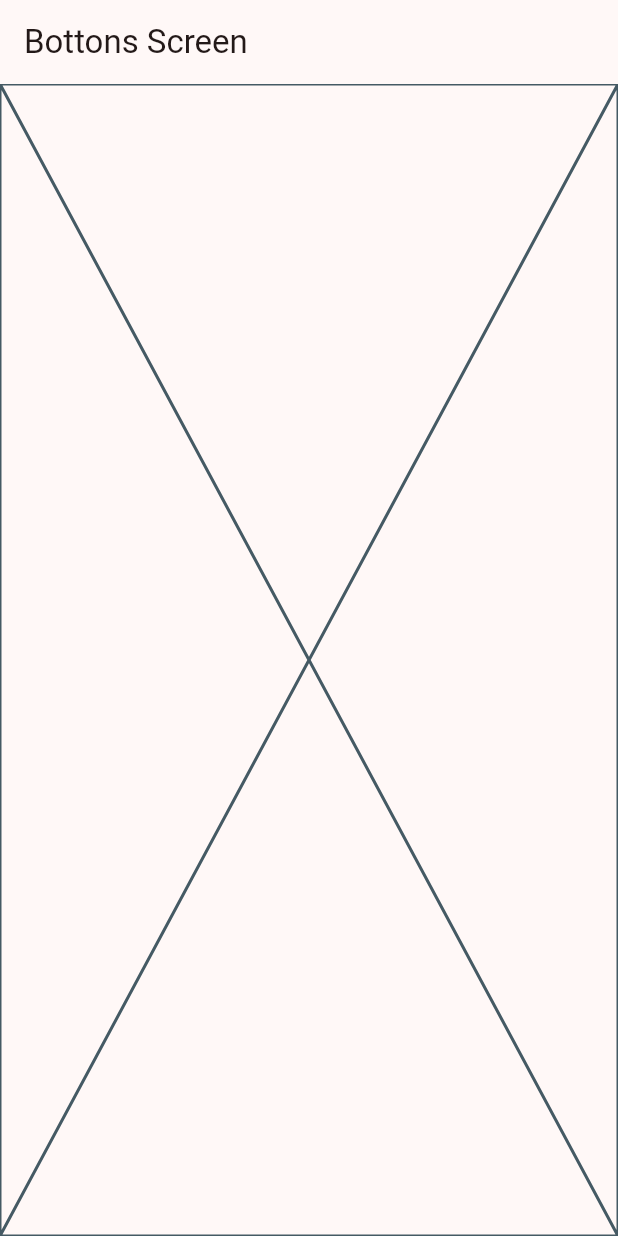
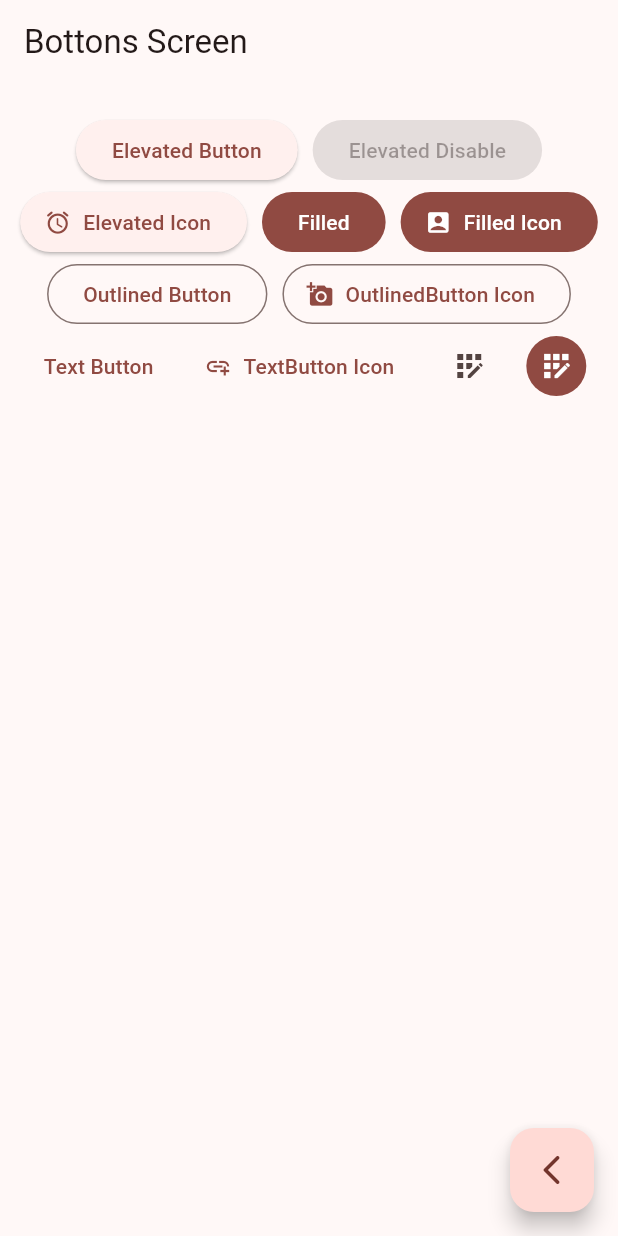
Before and after one commit to KevinNieto98/WidgetsApp, a Flutter app: the ButtonsScreen screen opened by its route, on a phone screen of 412 x 824 dp. Run offline on Flutter 3.47's test engine with Material 3 defaults, Android fonts, the phone set to English and light mode, and no system bars; our stand-ins replace go_router.

Commit message:
Botones en Flutter

```diff
--- a/lib/presentation/screens/buttons/buttons_screen.dart
+++ b/lib/presentation/screens/buttons/buttons_screen.dart
@@ -10,7 +10,89 @@ class ButtonsScreen extends StatelessWidget {
       appBar: AppBar(
         title: const Text('Bottons Screen'),
       ),
-      body: const Placeholder(),
+      body: const _ButtonsView(),
+      floatingActionButton: FloatingActionButton(
+        onPressed: () {
+          Navigator.pop(context);
+        },
+        child:  const Icon(Icons.arrow_back_ios_rounded) ),
     );
   }
 }
+
+class _ButtonsView extends StatelessWidget {
+
+  const _ButtonsView();
+
+  @override
+  Widget build(BuildContext context) {
+    final colors = Theme.of(context).colorScheme;
+
+    return  SizedBox(
+      width: double.infinity,
+      child: Padding(
+        padding: const EdgeInsets.symmetric(horizontal:10, vertical: 20),
+        child: Wrap(
+          spacing: 10,
+          alignment: WrapAlignment.center,
+          children: [
+            ElevatedButton(
+              onPressed: (){},
+              child: const Text('Elevated Button')
+            ),
+            const ElevatedButton(
+              onPressed: null,
+              child:  Text('Elevated Disable'),
+            ),
+            ElevatedButton.icon(
+              onPressed: (){},
+              icon: const Icon(Icons.access_alarm_rounded),
+              label: const Text('Elevated Icon')
+            ),
+            FilledButton(
+              onPressed: (){},
+              child: const Text('Filled')
+            ),
+            FilledButton.icon(
+              onPressed: (){},
+              icon: const Icon(Icons.account_box),
+              label: const Text('Filled Icon'),
+            ),
+            OutlinedButton(
+              onPressed: (){},
+              child: const Text('Outlined Button')
+            ),
+            OutlinedButton.icon(
+              onPressed: (){},
+              icon: const Icon(Icons.add_a_photo),
+              label: const Text('OutlinedButton Icon'),
+            ),
+            TextButton(
+              onPressed: (){},
+              child: const Text('Text Button')
+            ),
+            TextButton.icon(
+              onPressed: (){},
+              icon: const Icon(Icons.add_link),
+              label: const Text('TextButton Icon'),
+            ),
+            IconButton(
+              onPressed: (){},
+              icon: const Icon(Icons.app_registration)
+            ),
+            IconButton(
+              onPressed: (){},
+              icon: const Icon(Icons.app_registration),
+              style: ButtonStyle(
+                backgroundColor: MaterialStatePropertyAll(
+                  colors.primary
+                  ),
+                iconColor: const MaterialStatePropertyAll(Colors.white),
+              ),
+            ),
+          ],
+        )
+      ),
+    );
+  }
+}
```
